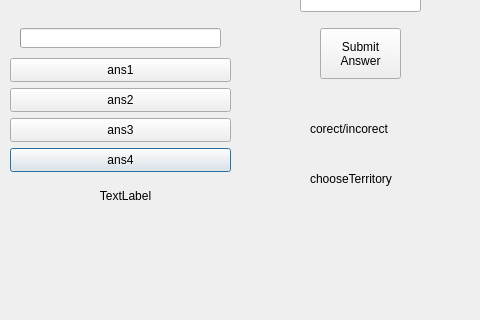
This is Triviador/Triviador/GameElementsGenerator.ui in AndreiAndreea/TriviadorMCpp as Qt 5 draws it before an edit; both pictures show x 0 to 480 and y 132 to 452 of the 766 by 452 pixel window. The edited form follows.
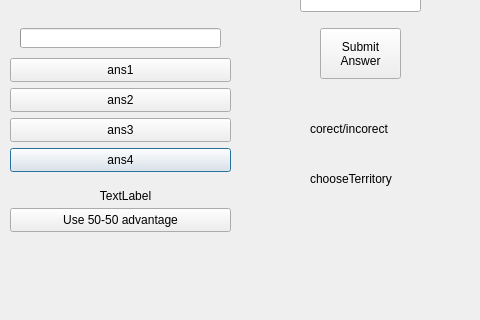
This is the edited form.

Commit message: Added 'Use 50-50 advantage' button in GameElementsGenerator and implemented method for it to disable two random answers (different from the correct answer) for the multiple choice question type.

What changed in the file:
```diff
--- a/Triviador/Triviador/GameElementsGenerator.ui
+++ b/Triviador/Triviador/GameElementsGenerator.ui
@@ -253,6 +253,19 @@
     <string>Get Random Question</string>
    </property>
   </widget>
+  <widget class="QPushButton" name="fifty_fiftyAdvantagePushButton">
+   <property name="geometry">
+    <rect>
+     <x>10</x>
+     <y>340</y>
+     <width>221</width>
+     <height>24</height>
+    </rect>
+   </property>
+   <property name="text">
+    <string>Use 50-50 advantage</string>
+   </property>
+  </widget>
  </widget>
  <resources/>
  <connections/>
```
The commit also changes 3 other files.
